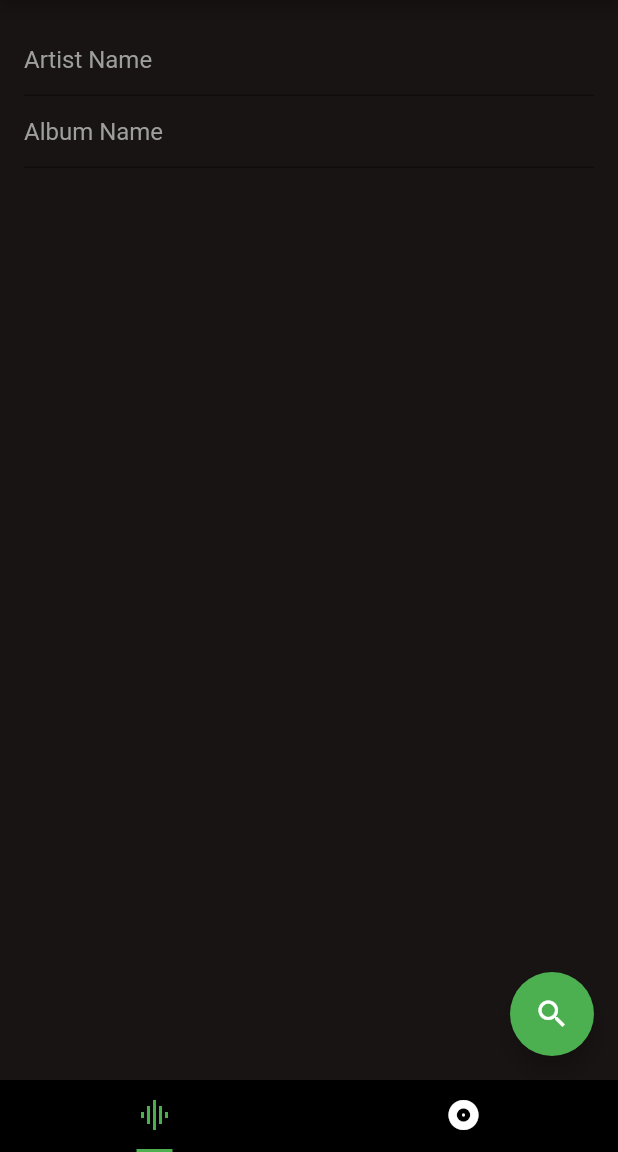
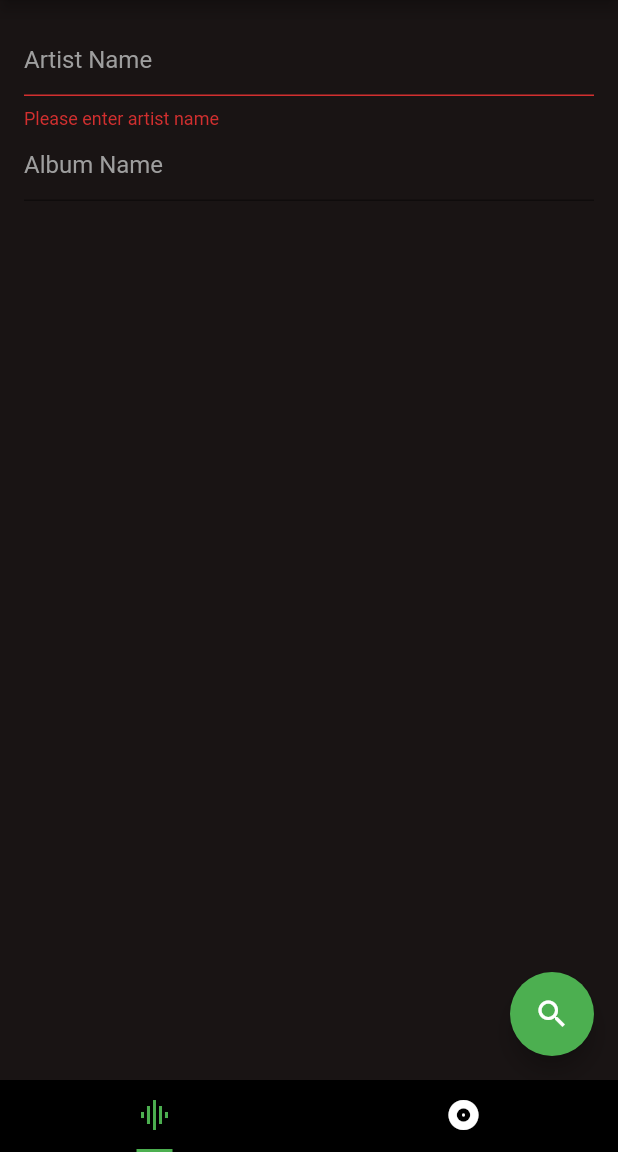
Before and after one commit to mjuszczyk1/buy_records, a Flutter app: the screen it shows after launch, after a tap on the "search" icon, on a phone screen of 412 x 824 dp, the part 84-1236 px from its top. Run offline on Flutter 3.47's test engine with Material 2 defaults, Android fonts, the phone set to English and light mode, and no system bars; our stand-ins replace fluttertoast.

Commit message:
Fix api request so it searches for artist or release (if album provided). Remove some unnecessary s. Also, perform search on album field submit

```diff
--- a/lib/main.dart
+++ b/lib/main.dart
@@ -105,7 +105,7 @@ class _MyHomePageState extends State<MyHomePage> {
       var decodedRecords = decodedRecordsObject['savedRecords'];
 
       decodedRecords.forEach((record) => {
-            retypedRecords.add(new Album(record['url'], record['artist'],
+            retypedRecords.add(Album(record['url'], record['artist'],
                 record['album'], record['title'], record['uuid']))
           });
     }
@@ -135,8 +135,7 @@ class _MyHomePageState extends State<MyHomePage> {
       if (savedJsonContentsString.length == 0) {
         jsonFileContent = {
           'savedRecords': [
-            new Album(
-                album.url, album.artist, album.album, album.title, album.uuid)
+            Album(album.url, album.artist, album.album, album.title, album.uuid)
           ]
         };
       } else {
@@ -175,8 +174,13 @@ class _MyHomePageState extends State<MyHomePage> {
   }
 
   void saveRecord(Album album) {
-    Album albumWithId = new Album(
-        album.url, album.artist, album.album, album.title, new Uuid().v1());
+    Album albumWithId = Album(
+      album.url,
+      album.artist,
+      album.album,
+      album.title,
+      new Uuid().v1(),
+    );
 
     setState(() {
       savedRecords.add(albumWithId);
@@ -192,22 +196,28 @@ class _MyHomePageState extends State<MyHomePage> {
         textColor: Colors.white);
   }
 
-  void _performSearch() async {
-    if (artistController.text.length == 0) {
+  void _performSearch(String query) async {
+    if (!_formKey.currentState.validate()) {
       return;
     }
-    String baseUrl = "https://api.discogs.com";
-    String query =
-        Uri.encodeFull("${artistController.text} - ${albumController.text}");
-    String url = "$baseUrl/database/search?type=release&q=$query&token=$apiKey";
+    final String baseUrl = "https://api.discogs.com";
+    final String type = albumController.text.isNotEmpty ? 'release' : 'artist';
+    final String url =
+        "$baseUrl/database/search?type=$type&q=$query&token=$apiKey";
     final response = await http.get(url, headers: {"Accept": "text/plain"});
     var list = json.decode(response.body);
 
     List<Album> newImageOpts = <Album>[];
     var i = 0;
-    while (i < 10 || i > list["results"].length - 1) {
-      newImageOpts.add(Album(list["results"][i]["thumb"], artistController.text,
-          albumController.text, list["results"][i]["title"]));
+    while (i < 10 || i > list["results"].length) {
+      newImageOpts.add(Album(
+        list["results"][i]["thumb"].isNotEmpty
+            ? list["results"][i]["thumb"]
+            : 'http://placehold.it/150x150',
+        artistController.text,
+        albumController.text,
+        list["results"][i]["title"],
+      ));
       i++;
     }
 
@@ -220,14 +230,14 @@ class _MyHomePageState extends State<MyHomePage> {
   Widget build(BuildContext context) {
     return DefaultTabController(
       length: 2,
-      child: new Scaffold(
+      child: Scaffold(
         appBar: AppBar(
           title: Text(widget.title),
         ),
         backgroundColor: Colors.black,
         body: TabBarView(
           children: <Widget>[
-            new Scaffold(
+            Scaffold(
               backgroundColor: appBackgroundColor,
               body: Column(
                 children: <Widget>[
@@ -250,7 +260,7 @@ class _MyHomePageState extends State<MyHomePage> {
                             decoration: InputDecoration(
                                 hintText: 'Artist Name',
                                 hintStyle: TextStyle(color: Colors.grey)),
-                            validator: (text) {
+                            validator: (String text) {
                               if (text.isEmpty) {
                                 return 'Please enter artist name';
                               }
@@ -258,6 +268,11 @@ class _MyHomePageState extends State<MyHomePage> {
                             },
                           ),
                           TextFormField(
+                            onFieldSubmitted: (String album) {
+                              String query = artistController.text;
+                              query += album.isNotEmpty ? " - $album" : '';
+                              _performSearch(Uri.encodeFull(query));
+                            },
                             focusNode: albumFieldFocusNode,
                             cursorColor: Colors.green,
                             style: TextStyle(color: Colors.white),
@@ -278,16 +293,22 @@ class _MyHomePageState extends State<MyHomePage> {
                 ],
               ),
               floatingActionButton: FloatingActionButton(
-                onPressed: _performSearch,
+                onPressed: () {
+                  String query = artistController.text;
+                  query += albumController.text.isNotEmpty
+                      ? " - $albumController.text"
+                      : '';
+                  _performSearch(Uri.encodeFull(query));
+                },
                 tooltip: 'Search for albums',
                 child: Icon(Icons.search),
               ),
             ),
-            new Scaffold(
+            Scaffold(
               backgroundColor: appBackgroundColor,
               body: Column(
                 children: <Widget>[
-                  new AlbumOptions(
+                  AlbumOptions(
                     albumOptions: savedRecords,
                     onLongPress: removeRecord,
                   ),
@@ -296,13 +317,13 @@ class _MyHomePageState extends State<MyHomePage> {
             ),
           ],
         ),
-        bottomNavigationBar: new TabBar(
+        bottomNavigationBar: TabBar(
             tabs: <Widget>[
               Tab(
-                icon: new Icon(Icons.graphic_eq),
+                icon: Icon(Icons.graphic_eq),
               ),
               Tab(
-                icon: new Icon(Icons.album),
+                icon: Icon(Icons.album),
               ),
             ],
             labelColor: Colors.green,
```
